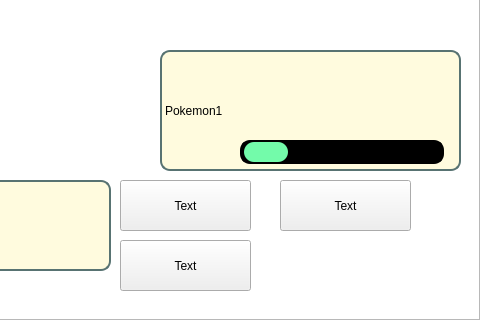
Before: the Qt Designer form Dev/KriticalHit_App/simulationmenu.ui in PaulNowak36/Kritical-Hit, drawn with Qt 5; both pictures show x 320 to 800 and y 160 to 480 of the 800 by 480 pixel window.
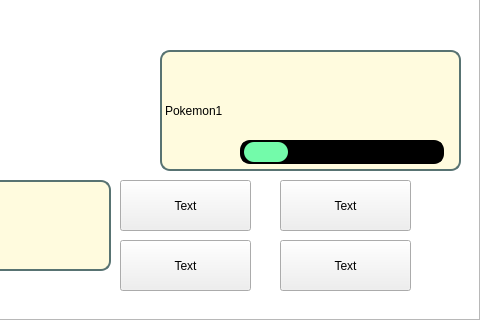
After: the same form once the commit is applied. Icons and pictures are not drawn.

Commit message: buff attack added

```diff
--- a/Dev/KriticalHit_App/simulationmenu.ui
+++ b/Dev/KriticalHit_App/simulationmenu.ui
@@ -249,6 +249,19 @@
     <string>Text</string>
    </property>
   </widget>
+  <widget class="QPushButton" name="attackButton_4">
+   <property name="geometry">
+    <rect>
+     <x>600</x>
+     <y>400</y>
+     <width>131</width>
+     <height>51</height>
+    </rect>
+   </property>
+   <property name="text">
+    <string>Text</string>
+   </property>
+  </widget>
   <zorder>graphicsView</zorder>
   <zorder>attackButton_1</zorder>
   <zorder>playerLabel</zorder>
@@ -263,6 +276,7 @@
   <zorder>playerHP</zorder>
   <zorder>attackButton_2</zorder>
   <zorder>attackButton_3</zorder>
+  <zorder>attackButton_4</zorder>
  </widget>
  <resources/>
  <connections/>
```
The commit also changes 31 other files.
